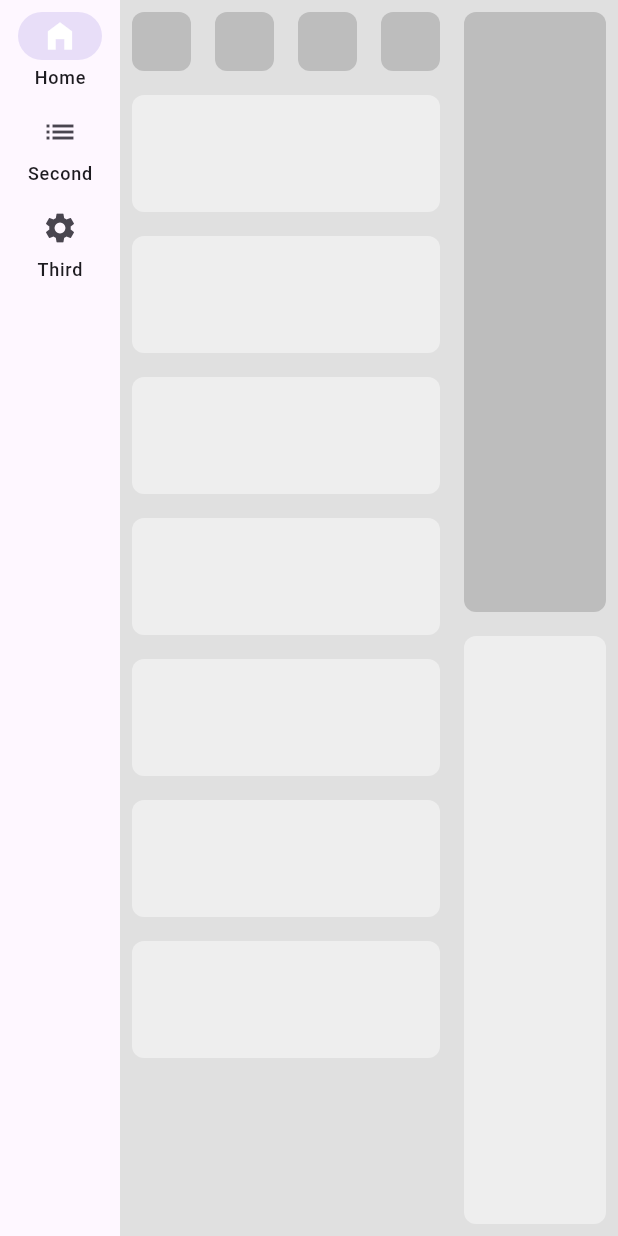
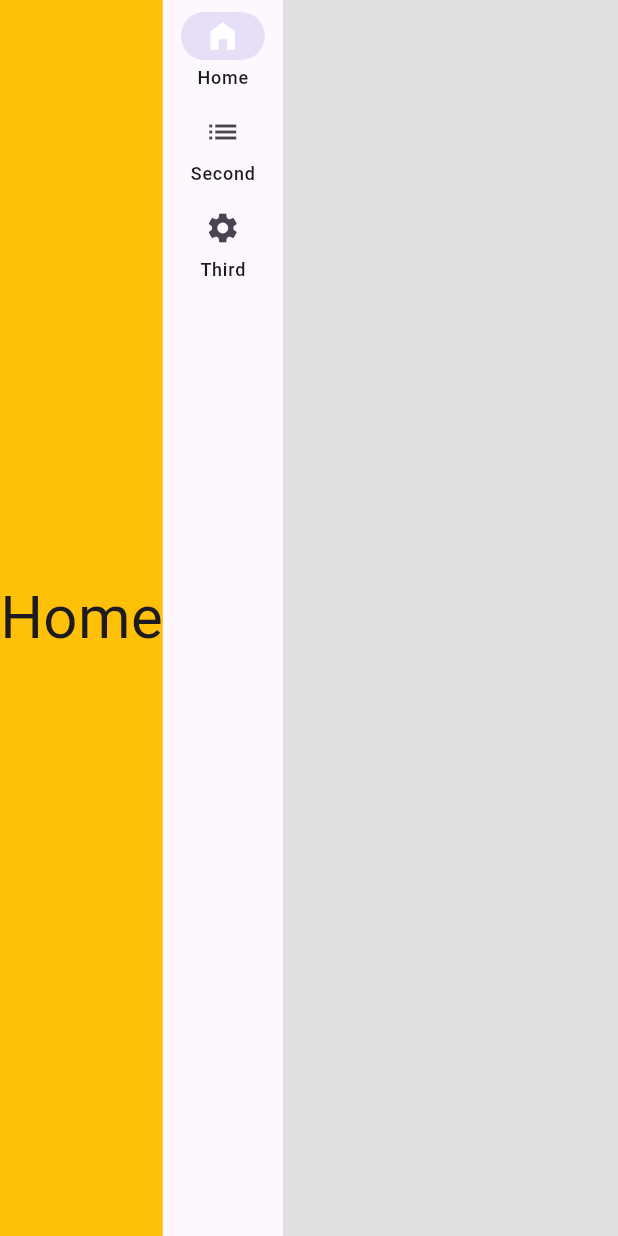
Before and after one commit to tgorman31/project_record, a Flutter app: the screen it shows after launch, on a phone screen of 412 x 824 dp. Run offline on Flutter 3.47's test engine with Material 2 defaults, Android fonts, the light colour scheme and no system bars; missing offline and left inert: window_manager.

Commit message:
12.11 Minor Changes

```diff
--- a/lib/app_screens/project_home.dart
+++ b/lib/app_screens/project_home.dart
@@ -13,6 +13,39 @@ class ProjectHome extends StatefulWidget {
 }
 
 class _ProjectHomeState extends State<ProjectHome> {
+  final List<Widget> _screens = [
+    // Content for Home tab
+    Container(
+      color: Colors.amber[500],
+      alignment: Alignment.center,
+      child: const Text(
+        'Home',
+        style: TextStyle(fontSize: 40),
+      ),
+    ), // Content for Home tab
+    Container(
+      color: Colors.blue[500],
+      alignment: Alignment.center,
+      child: const Text(
+        'List',
+        style: TextStyle(fontSize: 40),
+      ),
+    ), // Content for Home tab
+    Container(
+      color: Colors.green[500],
+      alignment: Alignment.center,
+      child: const Text(
+        'Settings',
+        style: TextStyle(fontSize: 40),
+      ),
+    ),
+  ];
+
+  int _selectedIndex = 0;
+  NavigationRailLabelType labelType = NavigationRailLabelType.all;
+  bool showLeading = false;
+  bool showTrailing = false;
+  double groupAlignment = -1.0;
   @override
   Widget build(BuildContext context) {
     return Scaffold(
@@ -20,76 +53,35 @@ class _ProjectHomeState extends State<ProjectHome> {
       // appBar: myAppBar,
       body: Row(
         crossAxisAlignment: CrossAxisAlignment.start,
-        children: [
-          const MyNavRail(),
-          // open drawer
-          // myDrawer,
-
-          // first half of page
-          Expanded(
-            flex: 2,
-            child: Column(
-              children: [
-                // first 4 boxes in grid
-                AspectRatio(
-                  aspectRatio: 4,
-                  child: SizedBox(
-                    width: double.infinity,
-                    child: GridView.builder(
-                      itemCount: 4,
-                      gridDelegate:
-                          const SliverGridDelegateWithFixedCrossAxisCount(
-                              crossAxisCount: 4),
-                      itemBuilder: (context, index) {
-                        return const MyBox();
-                      },
-                    ),
-                  ),
-                ),
-
-                // list of previous days
-                Expanded(
-                  child: ListView.builder(
-                    itemCount: 7,
-                    itemBuilder: (context, index) {
-                      return const MyTile();
-                    },
-                  ),
-                ),
-              ],
-            ),
-          ),
-          // second half of page
-          Expanded(
-            child: Column(
-              children: [
-                Padding(
-                  padding: const EdgeInsets.all(8.0),
-                  child: Container(
-                    height: 400,
-                    decoration: BoxDecoration(
-                      borderRadius: BorderRadius.circular(8),
-                      color: Colors.grey[400],
-                    ),
-                  ),
-                ),
-                // list of stuff
-                Expanded(
-                  child: Padding(
-                    padding: const EdgeInsets.all(8.0),
-                    child: Container(
-                      decoration: BoxDecoration(
-                        borderRadius: BorderRadius.circular(8),
-                        color: Colors.grey[200],
-                      ),
-                    ),
-                  ),
-                ),
-              ],
-            ),
-          ),
-        ],
+        children: [_screens[_selectedIndex], navRailMethod()],
       ),
     );
   }
+
+  NavigationRail navRailMethod() {
+    return NavigationRail(
+      destinations: const <NavigationRailDestination>[
+        NavigationRailDestination(
+            icon: Icon(Icons.home_filled),
+            selectedIcon: Icon(Icons.home_filled, color: Colors.white),
+            label: Text('Home')),
+        NavigationRailDestination(
+            icon: Icon(Icons.list),
+            selectedIcon: Icon(Icons.list, color: Colors.white),
+            label: Text('Second')),
+        NavigationRailDestination(
+            icon: Icon(Icons.settings),
+            selectedIcon: Icon(Icons.settings, color: Colors.white),
+            label: Text('Third')),
+      ],
+      selectedIndex: _selectedIndex,
+      groupAlignment: groupAlignment,
+      onDestinationSelected: (int index) {
+        setState(() {
+          _selectedIndex = index;
+        });
+      },
+      labelType: labelType,
+    );
+  }
 }
--- a/lib/util/my_box.dart
+++ b/lib/util/my_box.dart
@@ -10,7 +10,7 @@ class MyBox extends StatelessWidget {
       child: Container(
         decoration: BoxDecoration(
           borderRadius: BorderRadius.circular(8),
-          color: Colors.grey[400],
+          color: Colors.grey[800],
         ),
       ),
     );
```
